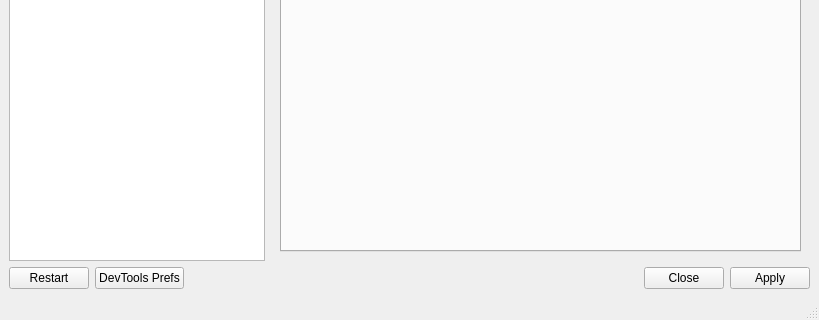
The window that OTModules/OTGeneric/wpreferences.ui (pietr26/OMSI-Tools) describes before a commit, drawn with Qt 5; both pictures show x 0 to 819 and y 286 to 606 of the 819 by 606 pixel window.
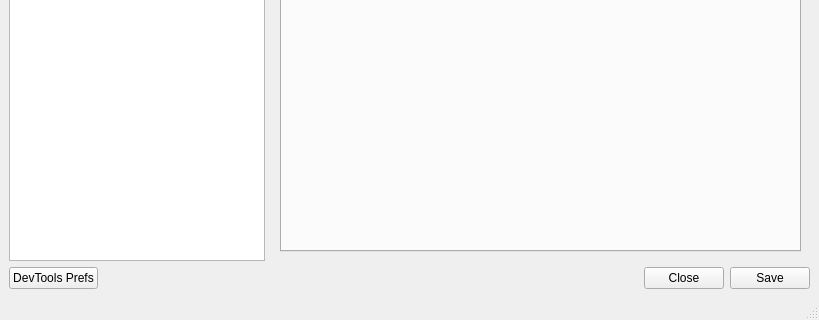
The same window after the commit. Icons and pictures are not drawn.

Commit message: Removed restart button

Patch:
```diff
--- a/OTModules/OTGeneric/wpreferences.ui
+++ b/OTModules/OTGeneric/wpreferences.ui
@@ -1092,17 +1092,6 @@
     </item>
     <item>
      <layout class="QHBoxLayout" name="horizontalLayout_3">
-      <item>
-       <widget class="QPushButton" name="btnRestart">
-        <property name="text">
-         <string>Restart</string>
-        </property>
-        <property name="icon">
-         <iconset resource="../../ressources.qrc">
-          <normaloff>:/rec/data/icons/iconRedo.svg</normaloff>:/rec/data/icons/iconRedo.svg</iconset>
-        </property>
-       </widget>
-      </item>
       <item>
        <widget class="QPushButton" name="btnDevToolsPrefs">
         <property name="text">
@@ -1137,7 +1126,7 @@
       <item>
        <widget class="QPushButton" name="btnSave">
         <property name="text">
-         <string>Apply</string>
+         <string>Save</string>
         </property>
         <property name="icon">
          <iconset resource="../../ressources.qrc">
```
Left out of the diff: 2 changed lines with no effect on the pictures. The commit also changes 2 other files.
